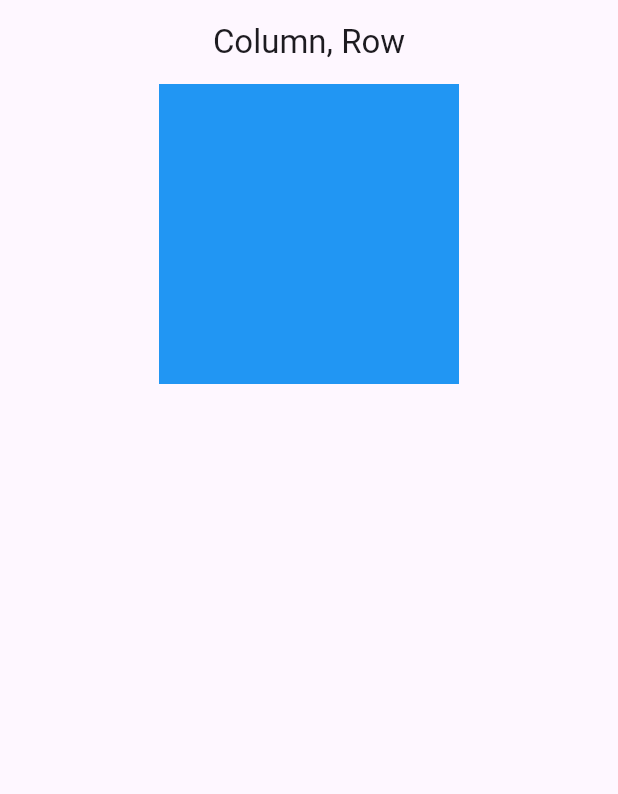
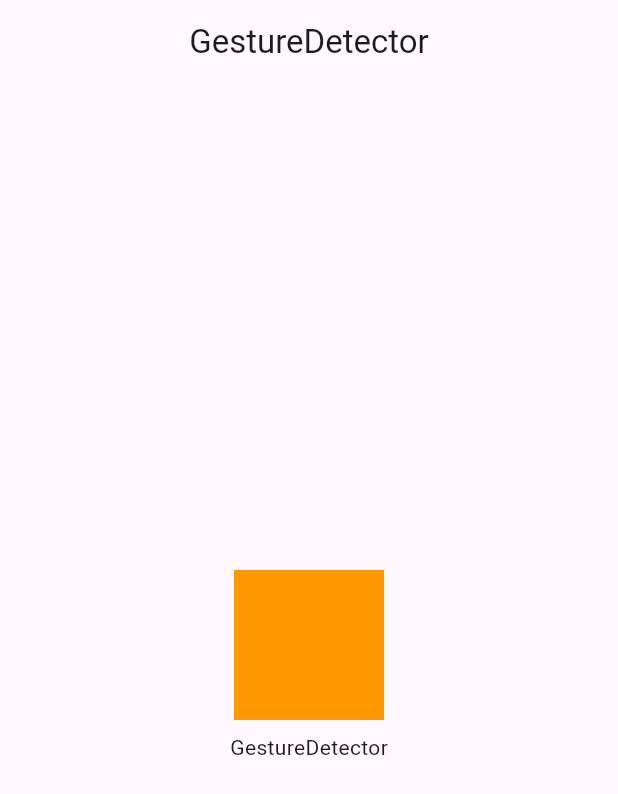
Before and after one commit to Lodny/core_courses, a Flutter app: the screen it shows after launch, on a phone screen of 412 x 824 dp. Shown: the top 794 px of the screen. Run offline on Flutter 3.47's test engine with Material 3 defaults, Android fonts, the phone set to English and light mode, and no system bars.

Commit message:
add GestureDetector

```diff
--- a/lib/page/scaffold_page.dart
+++ b/lib/page/scaffold_page.dart
@@ -7,17 +7,28 @@ class ScaffoldPage extends StatelessWidget {
   Widget build(BuildContext context) {
     return Scaffold(
       appBar: AppBar(
-        title: const Text('Column, Row'),
+        title: const Text('GestureDetector'),
         centerTitle: true,
       ),
-      body: Container(
-        alignment: Alignment.center,
+      body: Center(
         child: Column(
+          mainAxisAlignment: MainAxisAlignment.center,
           children: [
-            Container(
-              width: 200,
-              height: 200,
-              color: Colors.blue,
+            TextButton(
+              onPressed: () {
+                print('pressed: TextButton');
+              },
+              child: Container(
+                width: 100,
+                height: 100,
+                color: Colors.orange
+              ),
+            ),
+            GestureDetector(
+              child: const Text('GestureDetector'),
+              onTap: () {
+                print('tapped: GestureDetector');
+              },
             )
           ],
         ),
```
